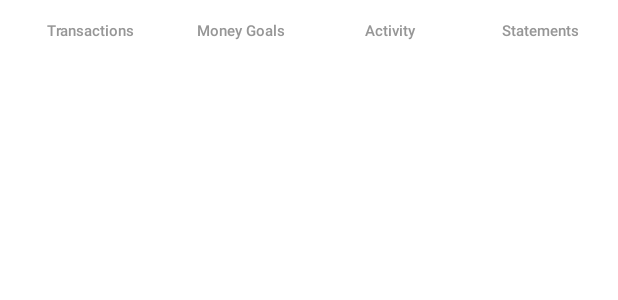
After one commit to msspshaw/capway-interview-mobile-test-shaw, an Android app: the layout account_fragment.xml on its own in the app's theme, with its tools: preview values and no code run, on a phone screen of 412 x 824 dp. The commit adds this screen. Shown: the top 300 px of the screen. Run offline under Robolectric (Android 15) with nearby library versions, the phone set to English and light mode, and no system bars.

Commit message:
Adding account nav bar and transactions empty fragment

```diff
--- a/app/src/main/AndroidManifest.xml
+++ b/app/src/main/AndroidManifest.xml
@@ -9,7 +9,7 @@
         android:roundIcon="@mipmap/ic_launcher_round"
         android:supportsRtl="true"
         android:theme="@style/Theme.Capway">
-        <activity android:name=".AccountActivity">
+        <activity android:name=".MainActivity">
             <intent-filter>
                 <action android:name="android.intent.action.MAIN" />
 
--- /dev/null
+++ b/app/src/main/res/color/button_text.xml
@@ -0,0 +1,5 @@
+<?xml version="1.0" encoding="utf-8"?>
+<selector xmlns:android="http://schemas.android.com/apk/res/android">
+    <item android:color="@color/white" android:state_selected="true" />
+    <item android:color="@color/capway_text_grey" />
+</selector>
--- /dev/null
+++ b/app/src/main/res/drawable/button_background.xml
@@ -0,0 +1,5 @@
+<?xml version="1.0" encoding="utf-8"?>
+<selector xmlns:android="http://schemas.android.com/apk/res/android">
+    <item android:drawable="@drawable/rounded_blue_background" android:state_selected="true" />
+    <item android:drawable="@color/white" />
+</selector>
--- /dev/null
+++ b/app/src/main/res/drawable/rounded_blue_background.xml
@@ -0,0 +1,13 @@
+<?xml version="1.0" encoding="utf-8"?>
+<shape xmlns:android="http://schemas.android.com/apk/res/android"
+    android:shape="rectangle" >
+    <solid android:color="@color/capway_blue" />
+    <stroke
+        android:width="2dp"
+        android:color="@color/capway_blue" />
+    <corners
+        android:bottomLeftRadius="20dp"
+        android:bottomRightRadius="20dp"
+        android:topLeftRadius="20dp"
+        android:topRightRadius="20dp" />
+</shape>
--- /dev/null
+++ b/app/src/main/res/layout/account_fragment.xml
@@ -0,0 +1,54 @@
+<?xml version="1.0" encoding="utf-8"?>
+<androidx.constraintlayout.widget.ConstraintLayout xmlns:android="http://schemas.android.com/apk/res/android"
+    android:layout_width="match_parent"
+    android:layout_height="match_parent"
+    xmlns:app="http://schemas.android.com/apk/res-auto">
+    <HorizontalScrollView
+        android:id="@+id/account_top_nav_bar"
+        app:layout_constraintTop_toTopOf="parent"
+        app:layout_constraintStart_toStartOf="parent"
+        android:layout_width="match_parent"
+        android:layout_height="wrap_content"
+        android:layout_marginHorizontal="10dp"
+        android:layout_marginTop="5dp"
+        android:scrollbars="none">
+        <LinearLayout
+            android:layout_width="match_parent"
+            android:layout_height="match_parent" >
+            <androidx.appcompat.widget.AppCompatButton
+                style="@style/navBarButton"
+                android:id="@+id/transaction_nav_tab"
+                android:text="@string/transactions_title" />
+            <androidx.appcompat.widget.AppCompatButton
+                style="@style/navBarButton"
+                android:id="@+id/money_goals_nav_tab"
+                android:text="@string/money_goals_title" />
+            <androidx.appcompat.widget.AppCompatButton
+                style="@style/navBarButton"
+                android:id="@+id/activity_nav_tab"
+                android:text="@string/activity_title" />
+            <androidx.appcompat.widget.AppCompatButton
+                style="@style/navBarButton"
+                android:id="@+id/statements_nav_tab"
+                android:text="@string/statements_title"
+                />
+            <androidx.appcompat.widget.AppCompatButton
+                style="@style/navBarButton"
+                android:id="@+id/account_settings_nav_tab"
+                android:text="@string/account_settings_title"/>
+            <androidx.appcompat.widget.AppCompatButton
+                style="@style/navBarButton"
+                android:id="@+id/alert_nav_tab"
+                android:text="@string/alert_title" />
+        </LinearLayout>
+    </HorizontalScrollView>
+    <LinearLayout
+        android:id="@+id/account_internal_fragment_container"
+        android:layout_height="0dp"
+        android:layout_width="match_parent"
+        app:layout_constraintTop_toBottomOf="@id/account_top_nav_bar"
+        app:layout_constraintBottom_toBottomOf="parent"
+        android:orientation="vertical" />
+
+
+</androidx.constraintlayout.widget.ConstraintLayout>
--- /dev/null
+++ b/app/src/main/res/layout/blank_fragment.xml
@@ -0,0 +1,6 @@
+<?xml version="1.0" encoding="utf-8"?>
+<androidx.constraintlayout.widget.ConstraintLayout xmlns:android="http://schemas.android.com/apk/res/android"
+    android:layout_width="match_parent"
+    android:layout_height="match_parent">
+
+</androidx.constraintlayout.widget.ConstraintLayout>
--- /dev/null
+++ b/app/src/main/res/layout/transactions_fragment.xml
@@ -0,0 +1,6 @@
+<?xml version="1.0" encoding="utf-8"?>
+<androidx.constraintlayout.widget.ConstraintLayout xmlns:android="http://schemas.android.com/apk/res/android"
+    android:layout_width="match_parent"
+    android:layout_height="match_parent">
+
+</androidx.constraintlayout.widget.ConstraintLayout>
--- a/app/src/main/res/values/colors.xml
+++ b/app/src/main/res/values/colors.xml
@@ -10,6 +10,8 @@
     <color name="capway_offwhite">#FFF5F5F5</color>
     <color name="capway_grey">#FF616161</color>
     <color name="capway_light_grey">#FFB5B5B5</color>
+    <color name="capway_text_grey">#FF969696</color>
     <color name="capway_border">#FFE0E0E0</color>
     <color name="capway_selected_menu">#FF80c3e2</color>
+    <color name="capway_blue">#FF49abd7</color>
 </resources>
--- a/app/src/main/res/values/strings.xml
+++ b/app/src/main/res/values/strings.xml
@@ -6,4 +6,10 @@
     <string name="more_menu_title">More</string>
     <string name="learn_menu_title">Learn</string>
     <string name="phunds_menu_title">Phunds</string>
+    <string name="transactions_title">Transactions</string>
+    <string name="money_goals_title">Money Goals</string>
+    <string name="activity_title">Activity</string>
+    <string name="statements_title">Statements</string>
+    <string name="account_settings_title">Account Settings</string>
+    <string name="alert_title">Alert</string>
 </resources>
--- a/app/src/main/res/values/styles.xml
+++ b/app/src/main/res/values/styles.xml
@@ -4,4 +4,13 @@
         <item name="cornerFamily">rounded</item>
         <item name="cornerSize">50%</item>
     </style>
+    <style name="navBarButton" parent="@style/Widget.AppCompat.Button.Borderless">
+        <item name="android:layout_width">100dp</item>
+        <item name="android:layout_height">30dp</item>
+        <item name="android:textAllCaps">false</item>
+        <item name="android:textSize">10sp</item>
+        <item name="android:textColor">@color/button_text</item>
+        <item name="android:background">@drawable/button_background</item>
+        <item name="android:gravity">center</item>
+    </style>
 </resources>
```
Also changed, not shown: app/src/main/java/com/example/capway/AccountFragment.kt (added, +88 -0 lines), app/src/main/java/com/example/capway/BlankFragment.kt (added, +17 -0 lines), app/src/main/java/com/example/capway/MainActivity.kt (added, +149 -0 lines), app/src/main/java/com/example/capway/TransactionsFragment.kt (added, +18 -0 lines), app/src/main/res/layout/main_activity.xml (added, +221 -0 lines).
